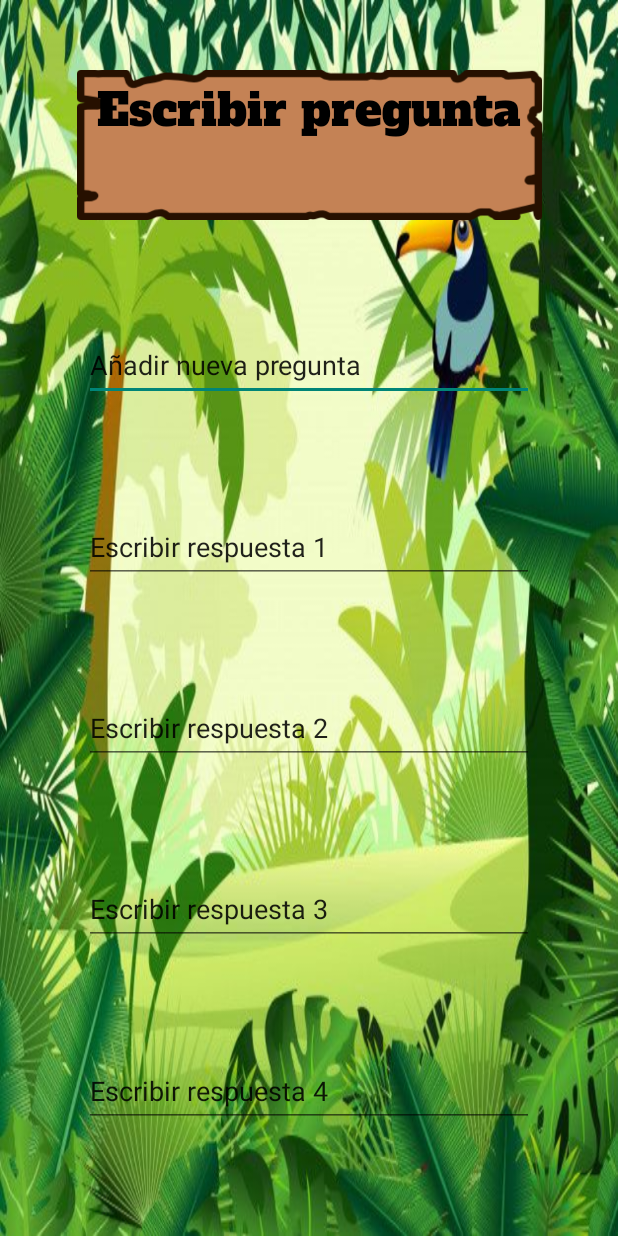
After one commit to Z4RCO/Practica1Moviles, an Android app: the layout activity_add_preguntas.xml on its own in the app's theme, with its tools: preview values and no code run, on a phone screen of 412 x 824 dp. The commit adds this screen. Run offline under Robolectric (Android 15) with nearby library versions, the phone set to English and light mode, and no system bars.

```diff
--- /dev/null
+++ b/app/src/main/java/com/example/practica1/AddPreguntasActivity.java
@@ -0,0 +1,14 @@
+package com.example.practica1;
+
+import androidx.appcompat.app.AppCompatActivity;
+
+import android.os.Bundle;
+
+public class AddPreguntasActivity extends AppCompatActivity {
+
+    @Override
+    protected void onCreate(Bundle savedInstanceState) {
+        super.onCreate(savedInstanceState);
+        setContentView(R.layout.activity_add_preguntas);
+    }
+}
--- a/app/src/main/java/com/example/practica1/Pregunta1.java
+++ b/app/src/main/java/com/example/practica1/Pregunta1.java
@@ -30,8 +30,7 @@ public class Pregunta1 extends Fragment {
      */
     private View view;
 
-    int respuestaCorrecta;
-    int respuestaSeleccionada;
+    String respuestaCorrecta;
 
     public Pregunta1() {
     }
@@ -72,8 +71,8 @@ public class Pregunta1 extends Fragment {
             if(a != null)a.incorrecto();
             return;
         }
-
-        if (respuestaSeleccionada == respuestaCorrecta) {
+        String respuestaSeleccionada = String.valueOf(selectedRadioButton.getText());
+        if (respuestaCorrecta.equals(respuestaSeleccionada)) {
             Toast.makeText(getActivity(),"¡Respuesta correcta!", Toast.LENGTH_SHORT).show();
             PreguntasActivity a = (PreguntasActivity)getActivity();
             if(a != null)a.correcto();
@@ -108,8 +107,8 @@ public class Pregunta1 extends Fragment {
         respuesta = view.findViewById(R.id.r14);
         respuesta.setText(preguntas.getString(4));
 
-        respuestaCorrecta = Integer.parseInt(preguntas.getString(5));
-        respuestaSeleccionada = Integer.parseInt(preguntas.getString(respuestaCorrecta));
+        int correcto = Integer.parseInt(preguntas.getString(5));
+        respuestaCorrecta = preguntas.getString(correcto);
 
 
         preguntas.close();
--- /dev/null
+++ b/app/src/main/res/layout/activity_add_preguntas.xml
@@ -0,0 +1,106 @@
+<?xml version="1.0" encoding="utf-8"?>
+<androidx.constraintlayout.widget.ConstraintLayout xmlns:android="http://schemas.android.com/apk/res/android"
+    xmlns:app="http://schemas.android.com/apk/res-auto"
+    xmlns:tools="http://schemas.android.com/tools"
+    android:layout_width="match_parent"
+    android:layout_height="match_parent"
+    android:background="@drawable/menu"
+    tools:context=".AddPreguntasActivity">
+
+    <TextView
+        android:id="@+id/textView"
+        android:layout_width="310dp"
+        android:layout_height="100dp"
+        android:background="@drawable/texto"
+        android:fontFamily="@font/alfa_slab_one"
+        android:text="@string/escribirPregunta"
+        android:textAlignment="center"
+        android:textAllCaps="false"
+        android:textColor="@color/black"
+        android:textSize="30sp"
+        app:flow_verticalAlign="center"
+        app:layout_constraintBottom_toBottomOf="parent"
+        app:layout_constraintEnd_toEndOf="parent"
+        app:layout_constraintHorizontal_bias="0.5"
+        app:layout_constraintStart_toStartOf="parent"
+        app:layout_constraintTop_toTopOf="parent"
+        app:layout_constraintVertical_bias="0.064"
+        tools:ignore="TextSizeCheck" />
+
+    <EditText
+        android:id="@+id/editTextText"
+        android:layout_width="300sp"
+        android:layout_height="wrap_content"
+        android:height="80sp"
+        android:ems="10"
+        android:inputType="textLongMessage"
+        android:minHeight="48dp"
+        android:text="@string/addPregunta"
+        app:layout_constraintBottom_toTopOf="@+id/editTextText2"
+        app:layout_constraintEnd_toEndOf="parent"
+        app:layout_constraintHorizontal_bias="0.5"
+        app:layout_constraintStart_toStartOf="parent"
+        app:layout_constraintTop_toBottomOf="@+id/textView"
+        app:layout_constraintVertical_bias="0.5" />
+
+    <EditText
+        android:id="@+id/editTextText2"
+        android:layout_width="300sp"
+        android:layout_height="wrap_content"
+        android:ems="10"
+        android:inputType="textShortMessage"
+        android:minHeight="48dp"
+        android:text="@string/respuesta1"
+        app:layout_constraintBottom_toTopOf="@+id/editTextText3"
+        app:layout_constraintEnd_toEndOf="parent"
+        app:layout_constraintHorizontal_bias="0.5"
+        app:layout_constraintStart_toStartOf="parent"
+        app:layout_constraintTop_toBottomOf="@+id/editTextText"
+        app:layout_constraintVertical_bias="0.5" />
+
+    <EditText
+        android:id="@+id/editTextText3"
+        android:layout_width="300sp"
+        android:layout_height="wrap_content"
+        android:ems="10"
+        android:inputType="textShortMessage"
+        android:minHeight="48dp"
+        android:text="@string/respuesta2"
+        app:layout_constraintBottom_toTopOf="@+id/editTextText4"
+        app:layout_constraintEnd_toEndOf="parent"
+        app:layout_constraintHorizontal_bias="0.5"
+        app:layout_constraintStart_toStartOf="parent"
+        app:layout_constraintTop_toBottomOf="@+id/editTextText2"
+        app:layout_constraintVertical_bias="0.5" />
+
+    <EditText
+        android:id="@+id/editTextText4"
+        android:layout_width="300sp"
+        android:layout_height="wrap_content"
+        android:ems="10"
+        android:inputType="textShortMessage"
+        android:minHeight="48dp"
+        android:text="@string/respuesta3"
+        app:layout_constraintBottom_toTopOf="@+id/editTextText5"
+        app:layout_constraintEnd_toEndOf="parent"
+        app:layout_constraintHorizontal_bias="0.5"
+        app:layout_constraintStart_toStartOf="parent"
+        app:layout_constraintTop_toBottomOf="@+id/editTextText3"
+        app:layout_constraintVertical_bias="0.5" />
+
+    <EditText
+        android:id="@+id/editTextText5"
+        android:layout_width="300sp"
+        android:layout_height="wrap_content"
+        android:ems="10"
+        android:inputType="textShortMessage"
+        android:minHeight="48dp"
+        android:text="@string/respuesta4"
+        app:layout_constraintBottom_toBottomOf="parent"
+        app:layout_constraintEnd_toEndOf="parent"
+        app:layout_constraintHorizontal_bias="0.5"
+        app:layout_constraintStart_toStartOf="parent"
+        app:layout_constraintTop_toBottomOf="@+id/editTextText4"
+        app:layout_constraintVertical_bias="0.5" />
+
+</androidx.constraintlayout.widget.ConstraintLayout>
--- a/app/src/main/res/values/strings.xml
+++ b/app/src/main/res/values/strings.xml
@@ -4,6 +4,15 @@
     <string name="titulo">Wild Quest</string>
     <string name="puntos">0</string>
     <string name="respuesta">Selecciona una respuesta</string>
+    <string name="addPregunta">Añadir nueva pregunta</string>
+
+
+    <string name="escribirPregunta">Escribir pregunta</string>
+    <string name="respuesta1">Escribir respuesta 1</string>
+    <string name="respuesta2">Escribir respuesta 2</string>
+    <string name="respuesta3">Escribir respuesta 3</string>
+    <string name="respuesta4">Escribir respuesta 4</string>
+
 
 
     <!--Botones-->
@@ -13,8 +22,12 @@
     <string name="buttonJugar">Jugar</string>
     <string name="buttonSalir">Salir</string>
     <string name="buttonTucan"> </string>
+
     <string name="buttonManual">Manual</string>
     <string name="buttonAdd">Add</string>
+
+
+
 
 
     <!-- Pregunta 1 -->
@@ -35,6 +48,7 @@
     <string name="r24">Liebre</string>
 
 
+
     <!--Pregunta 3-->
     <string name="p3">¿Qué ave es conocida por su canto melodioso?</string>
 
@@ -44,6 +58,7 @@
         <item>Ruiseñor</item><!--Correcta-->
         <item>Tucán</item>
     </string-array>
+
 
 
     <!-- Pregunta 4-->
@@ -64,4 +79,5 @@
     <string name="r54">Tortuga</string>
 
 
+
 </resources>
```
